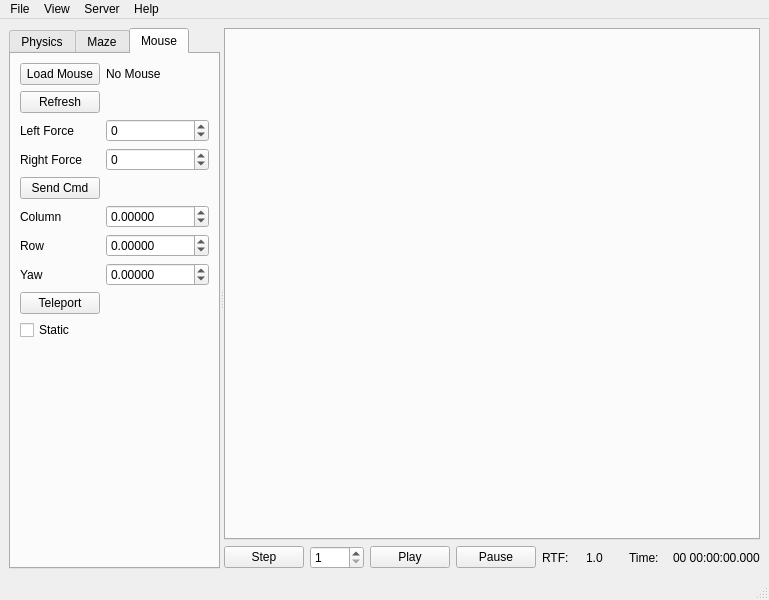
This is sim/simulator/lib/mainwindow.ui in WPISmartmouse/Smartmouse_2018 as Qt 5 draws it before an edit. The edited form follows.
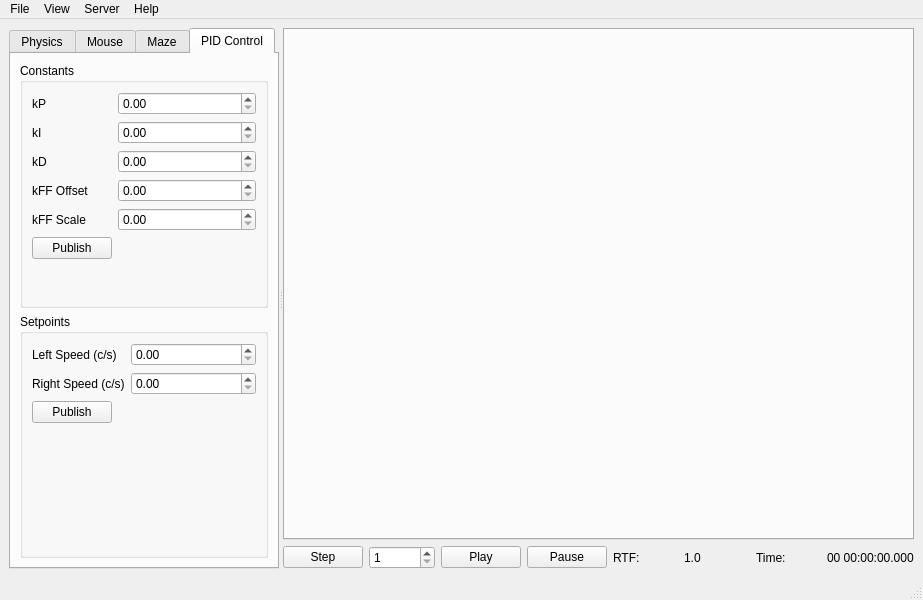
This is the edited form. Icons and pictures are not drawn.

Patch:
```diff
--- a/sim/simulator/lib/mainwindow.ui
+++ b/sim/simulator/lib/mainwindow.ui
@@ -6,7 +6,7 @@
    <rect>
     <x>0</x>
     <y>0</y>
-    <width>769</width>
+    <width>923</width>
     <height>600</height>
    </rect>
   </property>
@@ -34,7 +34,7 @@
         </sizepolicy>
        </property>
        <property name="currentIndex">
-        <number>2</number>
+        <number>3</number>
        </property>
        <property name="movable">
         <bool>true</bool>
@@ -83,53 +83,17 @@
          </item>
         </layout>
        </widget>
-       <widget class="QWidget" name="maze_tab">
-        <attribute name="title">
-         <string>Maze</string>
-        </attribute>
-        <layout class="QFormLayout" name="formLayout">
-         <item row="0" column="0">
-          <widget class="QPushButton" name="load_maze_button">
-           <property name="text">
-            <string>Load Maze File</string>
-           </property>
-          </widget>
-         </item>
-         <item row="1" column="0">
-          <widget class="QPushButton" name="edit_baze_button">
-           <property name="text">
-            <string>Edit Maze</string>
-           </property>
-          </widget>
-         </item>
-         <item row="2" column="0">
-          <widget class="QPushButton" name="random_maze_button">
-           <property name="text">
-            <string>Random Maze</string>
-           </property>
-          </widget>
-         </item>
-         <item row="0" column="1">
-          <widget class="QLabel" name="maze_file_name_label">
-           <property name="text">
-            <string>No Maze</string>
-           </property>
-          </widget>
-         </item>
-         <item row="1" column="1">
-          <widget class="QLabel" name="editing_label">
-           <property name="text">
-            <string>Not Editing</string>
-           </property>
-          </widget>
-         </item>
-        </layout>
-       </widget>
        <widget class="QWidget" name="mouse_tab">
         <attribute name="title">
          <string>Mouse</string>
         </attribute>
-        <layout class="QFormLayout" name="formLayout_3">
+        <layout class="QVBoxLayout" name="verticalLayout">
+         <item>
+          <widget class="QGroupBox" name="model_group">
+           <property name="title">
+            <string>Model</string>
+           </property>
+           <layout class="QFormLayout" name="formLayout_4">
          <item row="0" column="0">
           <widget class="QPushButton" name="load_mouse_button">
            <property name="text">
@@ -151,14 +115,23 @@
            </property>
           </widget>
          </item>
-         <item row="3" column="0">
+           </layout>
+          </widget>
+         </item>
+         <item>
+          <widget class="QGroupBox" name="control_group">
+           <property name="title">
+            <string>Control</string>
+           </property>
+           <layout class="QFormLayout" name="formLayout_3">
+            <item row="0" column="0">
           <widget class="QLabel" name="left_force_lable">
            <property name="text">
             <string>Left Force</string>
            </property>
           </widget>
          </item>
-         <item row="3" column="1">
+            <item row="0" column="1">
           <widget class="QSpinBox" name="left_f_spinbox">
            <property name="minimum">
             <number>-255</number>
@@ -171,14 +144,14 @@
            </property>
           </widget>
          </item>
-         <item row="4" column="0">
+            <item row="1" column="0">
           <widget class="QLabel" name="right_force_label">
            <property name="text">
             <string>Right Force</string>
            </property>
           </widget>
          </item>
-         <item row="4" column="1">
+            <item row="1" column="1">
           <widget class="QSpinBox" name="right_f_spinbox">
            <property name="minimum">
             <number>-255</number>
@@ -191,21 +164,21 @@
            </property>
           </widget>
          </item>
-         <item row="5" column="0">
+            <item row="3" column="0">
           <widget class="QPushButton" name="send_command_button">
            <property name="text">
             <string>Send Cmd</string>
            </property>
           </widget>
          </item>
-         <item row="6" column="0">
+            <item row="4" column="0">
           <widget class="QLabel" name="teleport_column_label">
            <property name="text">
             <string>Column</string>
            </property>
           </widget>
          </item>
-         <item row="6" column="1">
+            <item row="4" column="1">
           <widget class="QDoubleSpinBox" name="teleport_column_spinbox">
            <property name="decimals">
             <number>5</number>
@@ -221,14 +194,14 @@
            </property>
           </widget>
          </item>
-         <item row="7" column="0">
+            <item row="6" column="0">
           <widget class="QLabel" name="teleport_row_label">
            <property name="text">
             <string>Row</string>
            </property>
           </widget>
          </item>
-         <item row="7" column="1">
+            <item row="6" column="1">
           <widget class="QDoubleSpinBox" name="teleport_row_spinbox">
            <property name="decimals">
             <number>5</number>
@@ -244,14 +217,14 @@
            </property>
           </widget>
          </item>
-         <item row="8" column="0">
+            <item row="7" column="0">
           <widget class="QLabel" name="teleport_yaw_label">
            <property name="text">
             <string>Yaw</string>
            </property>
           </widget>
          </item>
-         <item row="8" column="1">
+            <item row="7" column="1">
           <widget class="QDoubleSpinBox" name="teleport_yaw_spinbox">
            <property name="decimals">
             <number>5</number>
@@ -267,14 +240,14 @@
            </property>
           </widget>
          </item>
-         <item row="9" column="0">
+            <item row="8" column="0">
           <widget class="QPushButton" name="teleport_button">
            <property name="text">
             <string>Teleport</string>
            </property>
           </widget>
          </item>
-         <item row="10" column="0">
+            <item row="9" column="0">
           <widget class="QCheckBox" name="static_checkbox">
            <property name="toolTip">
             <string>Wheels will move but the robot will not.</string>
@@ -284,14 +257,154 @@
            </property>
           </widget>
          </item>
-         <item row="11" column="0">
-          <widget class="QLabel" name="label">
+           </layout>
+          </widget>
+         </item>
+        </layout>
+       </widget>
+       <widget class="QWidget" name="maze_tab">
+        <attribute name="title">
+         <string>Maze</string>
+        </attribute>
+        <layout class="QFormLayout" name="formLayout">
+         <item row="0" column="0">
+          <widget class="QPushButton" name="load_maze_button">
            <property name="text">
-            <string/>
+            <string>Load Maze File</string>
            </property>
            <property name="pixmap">
             <pixmap>:/images/handle.png/images/vsplitter_handle.png</pixmap>
            </property>
+          </widget>
+         </item>
+         <item row="2" column="0">
+          <widget class="QPushButton" name="random_maze_button">
+           <property name="text">
+            <string>Random Maze</string>
+           </property>
+          </widget>
+         </item>
+         <item row="0" column="1">
+          <widget class="QLabel" name="maze_file_name_label">
+           <property name="text">
+            <string>No Maze</string>
+           </property>
+          </widget>
+         </item>
+         <item row="1" column="1">
+          <widget class="QLabel" name="editing_label">
+           <property name="text">
+            <string>Not Editing</string>
+           </property>
+          </widget>
+         </item>
+        </layout>
+       </widget>
+       <widget class="QWidget" name="pid_tab">
+        <attribute name="title">
+         <string>PID Control</string>
+        </attribute>
+        <layout class="QVBoxLayout" name="verticalLayout_2">
+         <item>
+          <widget class="QGroupBox" name="constants_group">
+           <property name="title">
+            <string>Constants</string>
+           </property>
+           <layout class="QFormLayout" name="formLayout_5">
+            <item row="5" column="0">
+             <widget class="QPushButton" name="publish_constants_button">
+              <property name="text">
+               <string>Publish</string>
+              </property>
+             </widget>
+            </item>
+            <item row="0" column="0">
+             <widget class="QLabel" name="kp_label">
+              <property name="text">
+               <string>kP</string>
+              </property>
+             </widget>
+            </item>
+            <item row="0" column="1">
+             <widget class="QDoubleSpinBox" name="kp_spinbox"/>
+            </item>
+            <item row="1" column="0">
+             <widget class="QLabel" name="ki_label">
+              <property name="text">
+               <string>kI</string>
+              </property>
+             </widget>
+            </item>
+            <item row="1" column="1">
+             <widget class="QDoubleSpinBox" name="ki_spinbox"/>
+            </item>
+            <item row="2" column="0">
+             <widget class="QLabel" name="kd_label">
+              <property name="text">
+               <string>kD</string>
+              </property>
+             </widget>
+            </item>
+            <item row="2" column="1">
+             <widget class="QDoubleSpinBox" name="kd_spinbox"/>
+            </item>
+            <item row="3" column="0">
+             <widget class="QLabel" name="kff_offset_label">
+              <property name="text">
+               <string>kFF Offset</string>
+              </property>
+             </widget>
+            </item>
+            <item row="3" column="1">
+             <widget class="QDoubleSpinBox" name="kff_offset_spinbox"/>
+            </item>
+            <item row="4" column="0">
+             <widget class="QLabel" name="kff_scale_label">
+              <property name="text">
+               <string>kFF Scale</string>
+              </property>
+             </widget>
+            </item>
+            <item row="4" column="1">
+             <widget class="QDoubleSpinBox" name="kff_scale_spinbox"/>
+            </item>
+           </layout>
+          </widget>
+         </item>
+         <item>
+          <widget class="QGroupBox" name="setpoints_group">
+           <property name="title">
+            <string>Setpoints</string>
+           </property>
+           <layout class="QFormLayout" name="formLayout_6">
+            <item row="2" column="0">
+             <widget class="QPushButton" name="publish_setpoints_button">
+              <property name="text">
+               <string>Publish</string>
+              </property>
+             </widget>
+            </item>
+            <item row="0" column="0">
+             <widget class="QLabel" name="left_setpoint_label">
+              <property name="text">
+               <string>Left Speed (c/s)</string>
+              </property>
+             </widget>
+            </item>
+            <item row="0" column="1">
+             <widget class="QDoubleSpinBox" name="doubleSpinBox_6"/>
+            </item>
+            <item row="1" column="0">
+             <widget class="QLabel" name="right_setpoint_label">
+              <property name="text">
+               <string>Right Speed (c/s)</string>
+              </property>
+             </widget>
+            </item>
+            <item row="1" column="1">
+             <widget class="QDoubleSpinBox" name="doubleSpinBox_7"/>
+            </item>
+           </layout>
           </widget>
          </item>
         </layout>
@@ -389,7 +502,7 @@
     <rect>
      <x>0</x>
      <y>0</y>
-     <width>769</width>
+     <width>923</width>
      <height>19</height>
     </rect>
    </property>
```
Left out of the diff: 8 changed lines with no effect on the pictures. Lines whose indentation alone changed are shown as unchanged.
